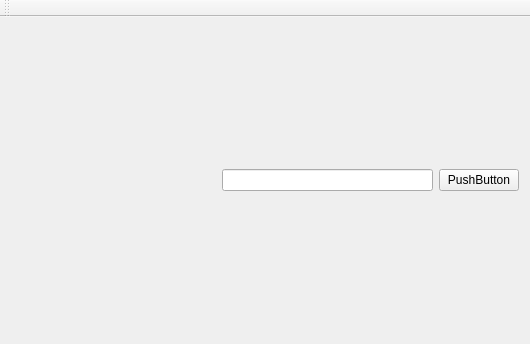
The window that mainwindow.ui (asvitenkov/AIPOS_LAB3_CLIENT) describes before a commit, drawn with Qt 5.
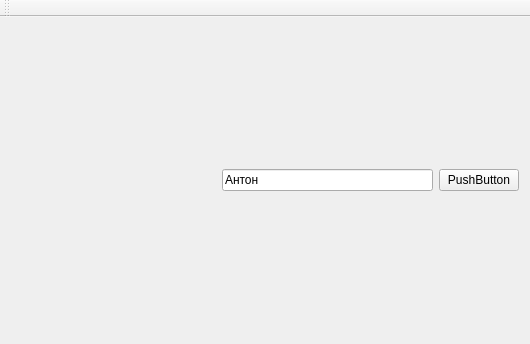
The same window after the commit.

What changed in the file:
```diff
--- a/mainwindow.ui
+++ b/mainwindow.ui
@@ -33,7 +33,11 @@
          </spacer>
         </item>
         <item>
-         <widget class="QLineEdit" name="lineEdit"/>
+         <widget class="QLineEdit" name="serverAdress">
+          <property name="text">
+           <string>Антон</string>
+          </property>
+         </widget>
         </item>
         <item>
          <widget class="QPushButton" name="pushButton">
```
